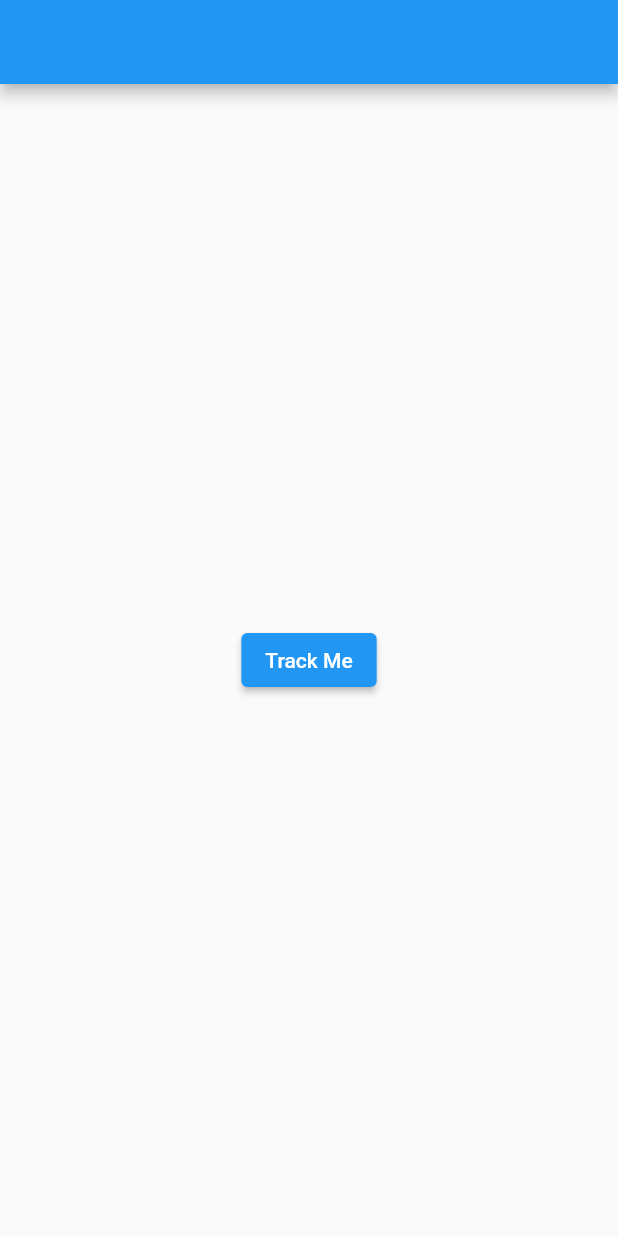
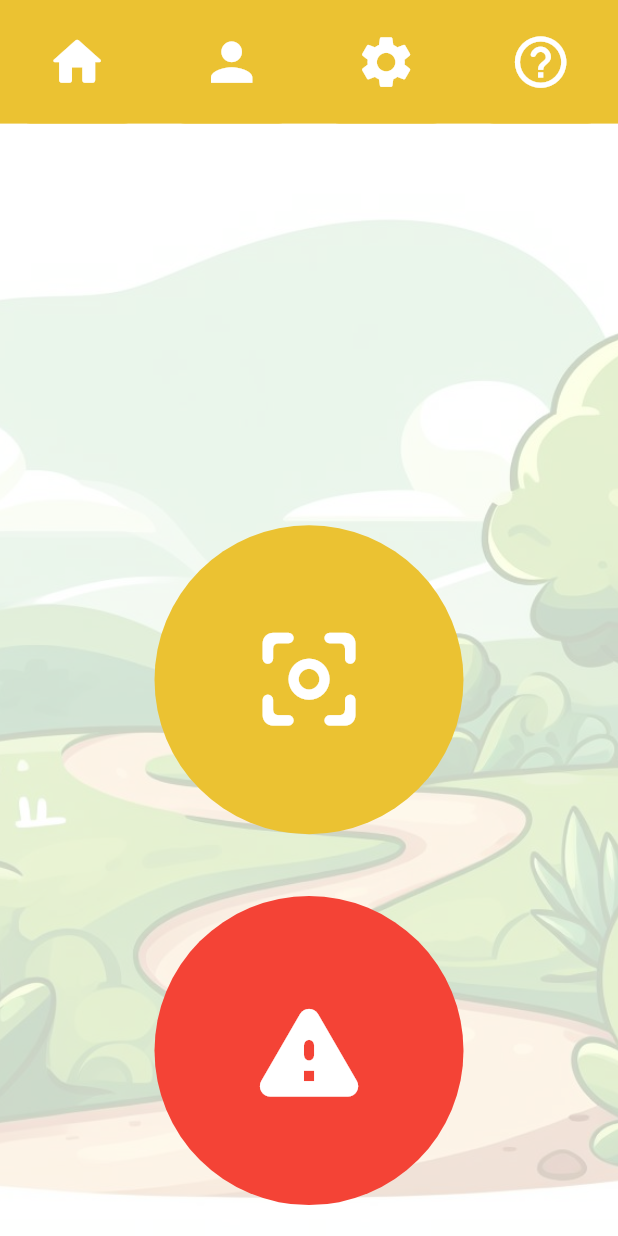
Before and after one commit to kingaborycka/HappyPaths, a Flutter app: the screen it shows after launch, on a phone screen of 412 x 824 dp. Run offline on Flutter 3.47's test engine with Material 2 defaults, Android fonts, the light colour scheme and no system bars.

Commit message:
Both screens filled and connected

```diff
--- a/lib/main.dart
+++ b/lib/main.dart
@@ -12,8 +12,7 @@ class MyApp extends StatelessWidget {
   @override
   Widget build(BuildContext context) {
     return const MaterialApp(
-      debugShowCheckedModeBanner: false,
-      home: Home()
-    );
+        debugShowCheckedModeBanner: false,
+        home: Home());
   }
 }
--- a/lib/pages/home.dart
+++ b/lib/pages/home.dart
@@ -1,28 +1,78 @@
-import 'dart:html';
-
 import 'package:flutter/material.dart';
+import 'package:src/misc/myColors.dart';
 import 'package:src/pages/armed.dart';
+import 'package:src/widgets/top_navigation_bar.dart';
 
 class Home extends StatelessWidget {
   const Home({Key? key}) : super(key: key);
 
   @override
   Widget build(BuildContext context) {
-    return Scaffold(
-      appBar: AppBar(
-
+    return Stack(
+      alignment: Alignment.bottomCenter,
+      children: <Widget>[
+        Opacity(
+          opacity: 0.25,
+          child: Image.asset(
+            'assets/happy path image 1.jpg',
+            height: MediaQuery.of(context).size.height * 0.9,
+            fit: BoxFit.cover,
           ),
-      body: Center(
-        child: ElevatedButton(
-          child: const Text('Track Me'),
+        ),
+        Scaffold(
+          backgroundColor: Colors.transparent,
+          body: const TopNavigationBar(),
+          bottomNavigationBar: BottomAppBar(
+            color: Colors.transparent,
+            shadowColor: Colors.transparent,
+            child: Wrap(
+              alignment: WrapAlignment.spaceAround,
+              children: <Widget>[
+                SizedBox(
+                  height: MediaQuery.of(context).size.width * 0.6,
+                  width: MediaQuery.of(context).size.width * 0.6,
+                  child: Padding(
+                    padding: EdgeInsets.all(
+                        MediaQuery.of(context).size.width * 0.05),
+                    child: FloatingActionButton(
+                      elevation: 0,
                       onPressed: () {
                         Navigator.push(
                           context,
-              MaterialPageRoute(builder: (context) => Armed()),
+                          MaterialPageRoute(
+                              builder: (context) => const Armed()),
                         );
                       },
+                      shape: const CircleBorder(),
+                      backgroundColor: MyColors.orange,
+                      child: Icon(Icons.center_focus_weak_rounded,
+                          color: Colors.white,
+                          size: MediaQuery.of(context).size.width * 0.2),
                     ),
                   ),
+                ),
+                SizedBox(
+                  height: MediaQuery.of(context).size.width * 0.6,
+                  width: MediaQuery.of(context).size.width * 0.6,
+                  child: Padding(
+                    padding: EdgeInsets.all(
+                        MediaQuery.of(context).size.width * 0.05),
+                    child: FloatingActionButton(
+                      elevation: 0,
+                      onPressed: () {},
+                      shape: const CircleBorder(),
+                      backgroundColor: Colors.red,
+                      child: Icon(Icons.warning_rounded,
+                          color: Colors.white,
+                          size: MediaQuery.of(context).size.width * 0.2),
+                    ),
+                  ),
+                ),
+              ],
+            ),
+          ),
+        ),
+      ],
     );
   }
 }
--- a/lib/widgets/timer_widget.dart
+++ b/lib/widgets/timer_widget.dart
@@ -1,6 +1,7 @@
 import 'dart:async';
 
 import 'package:flutter/material.dart';
+import 'package:src/misc/myColors.dart';
 import 'package:src/pages/armed.dart';
 
 class TimerWidget extends StatefulWidget {
@@ -49,8 +50,8 @@ class _TimerWidgetState extends State<TimerWidget> {
     final seconds = strDigits(myDuration.inSeconds.remainder(60));
     return Text(
       '$hours:$minutes:$seconds',
-      style: TextStyle(
-          fontWeight: FontWeight.bold, color: Colors.black, fontSize: 70),
+      style: const TextStyle(
+          fontWeight: FontWeight.bold, color: MyColors.orange, fontSize: 70),
     );
   }
 }
--- /dev/null
+++ b/lib/widgets/top_navigation_bar.dart
@@ -0,0 +1,42 @@
+import 'package:flutter/material.dart';
+import 'package:src/misc/myColors.dart';
+
+class TopNavigationBar extends StatelessWidget {
+const TopNavigationBar({ Key? key }) : super(key: key);
+
+  @override
+  Widget build(BuildContext context){
+    const topButtonsIcons = [
+      Icons.home_rounded,
+      Icons.person,
+      Icons.settings,
+      Icons.help_outline_rounded
+    ];
+
+    return Container(
+            color: MyColors.orange,
+            child: Row(
+                mainAxisAlignment: MainAxisAlignment.spaceAround,
+                children: List.generate(
+                  topButtonsIcons.length,
+                  (index) => SizedBox(
+                    width: MediaQuery.of(context).size.width * 0.2,
+                    height: MediaQuery.of(context).size.width * 0.2,
+                    child: FloatingActionButton(
+                      elevation: 0,
+                      hoverElevation: 0,
+                      backgroundColor: MyColors.orange,
+                      shape: RoundedRectangleBorder(
+                        borderRadius: BorderRadius.circular(10),
+                      ),
+                      onPressed: () {},
+                      child: Icon(
+                        topButtonsIcons[index],
+                        size: MediaQuery.of(context).size.width * 0.1,
+                      ),
+                    ),
+                  ),
+                )),
+          );
+  }
+}
--- a/pubspec.yaml
+++ b/pubspec.yaml
@@ -59,7 +59,9 @@ flutter:
   uses-material-design: true
 
   # To add assets to your application, add an assets section, like this:
-  # assets:
+  assets:
+    - assets/happy path image 1.jpg
+    - assets/map.png
   #   - images/a_dot_burr.jpeg
   #   - images/a_dot_ham.jpeg
 
```
Also changed, not shown: lib/pages/armed.dart (+104 -12 lines), assets/happy path image 1.jpg (added), assets/map.png (added). Lines whose indentation alone changed are shown as unchanged.
